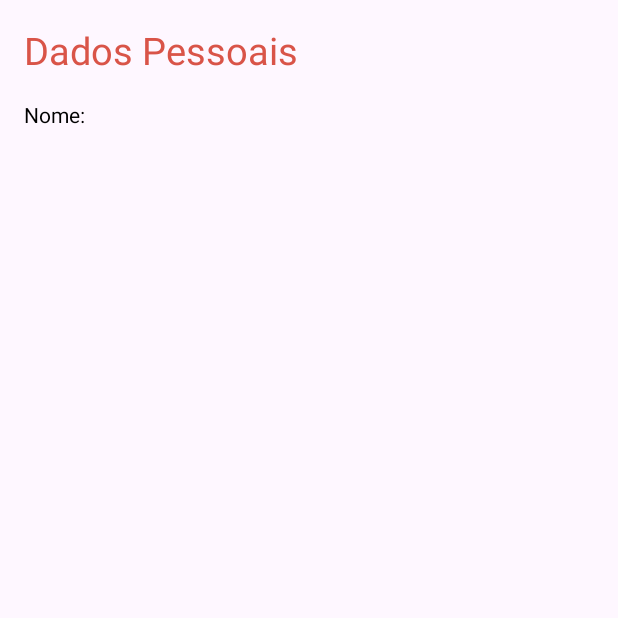
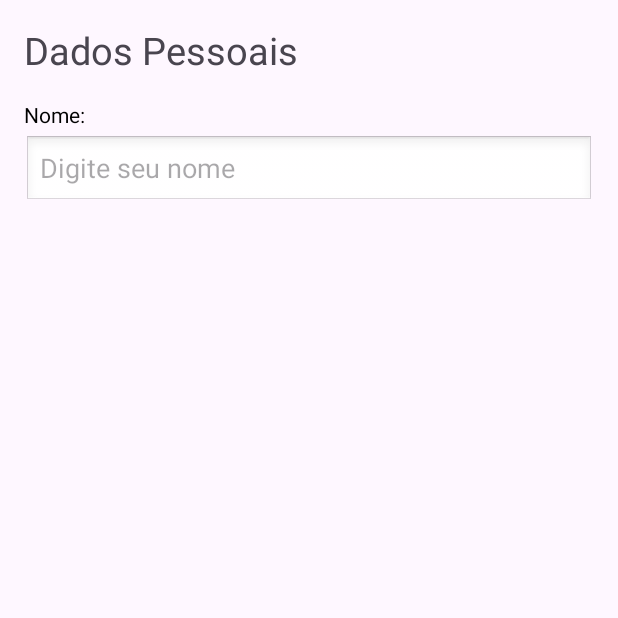
Before and after one commit to Analiviamotta/ImFitPlus, an Android app: the PersonalDataFormActivity screen opened directly, with no data from a screen before it, on a phone screen of 412 x 824 dp, the top half of it. Run offline under Robolectric (Android 15) with nearby library versions, the phone set to English and light mode, and no system bars.

Commit message:
feat: add edit texto to name

```diff
--- a/app/src/main/res/layout/activity_personal_data_form.xml
+++ b/app/src/main/res/layout/activity_personal_data_form.xml
@@ -12,7 +12,6 @@
 
         android:padding="16dp"
         android:textSize="25sp"
-        android:textColor="@color/rose"
         android:textAlignment="textStart"
 
 
@@ -33,7 +32,26 @@
         android:layout_height="wrap_content"
 
         android:paddingHorizontal="16dp"
+        android:paddingBottom="4dp"
 
         app:layout_constraintTop_toBottomOf="@id/title_header" />
 
+
+    <EditText
+        android:id="@+id/nameEt"
+        android:autofillHints="name"
+        android:inputType="text"
+        android:labelFor="@id/nameTv"
+
+        android:textColor="@color/black"
+        android:background="@android:drawable/edit_text"
+
+        android:layout_width="match_parent"
+        android:layout_height="wrap_content"
+        android:hint="@string/name_placeholder"
+        android:layout_marginHorizontal="16dp"
+
+        app:layout_constraintTop_toBottomOf="@id/nameTv" />
+
+
 </androidx.constraintlayout.widget.ConstraintLayout>
--- a/app/src/main/res/values/strings.xml
+++ b/app/src/main/res/values/strings.xml
@@ -4,4 +4,5 @@
     <string name="button_init_label">Comece aqui</string>
     <string name="personal_data">Dados Pessoais</string>
     <string name="name">Nome:</string>
+    <string name="name_placeholder">Digite seu nome</string>
 </resources>
```
